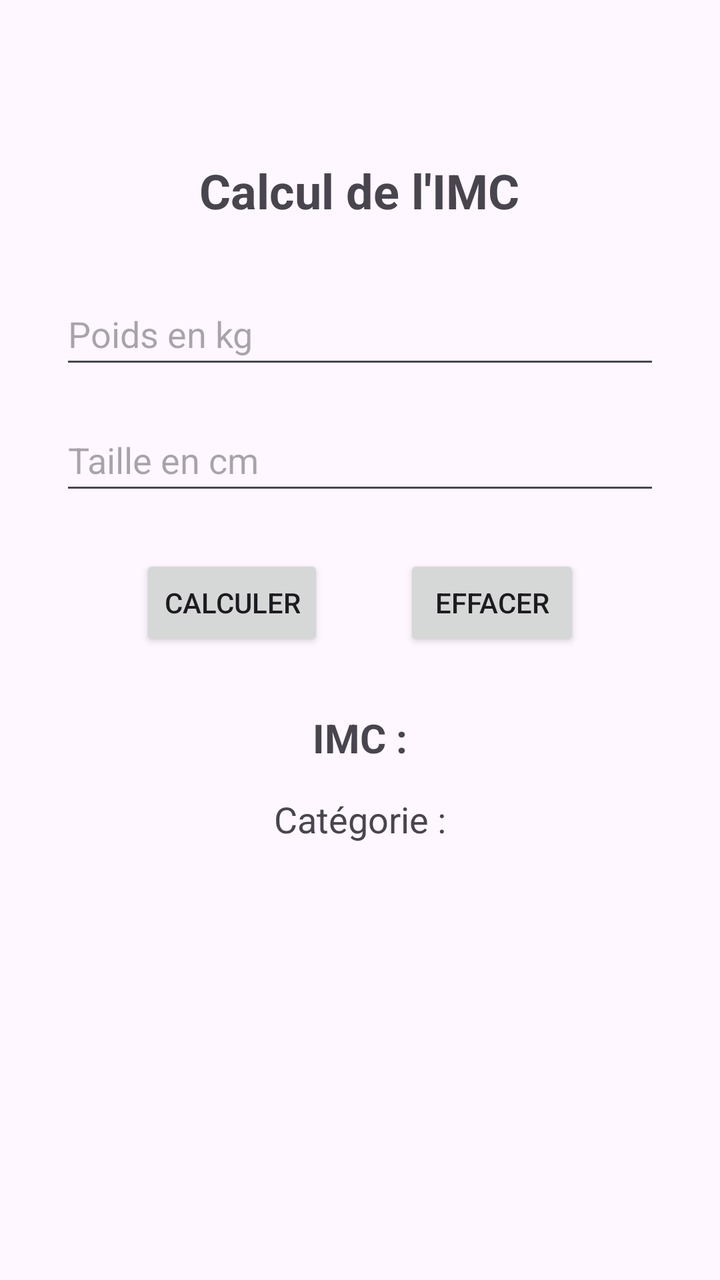
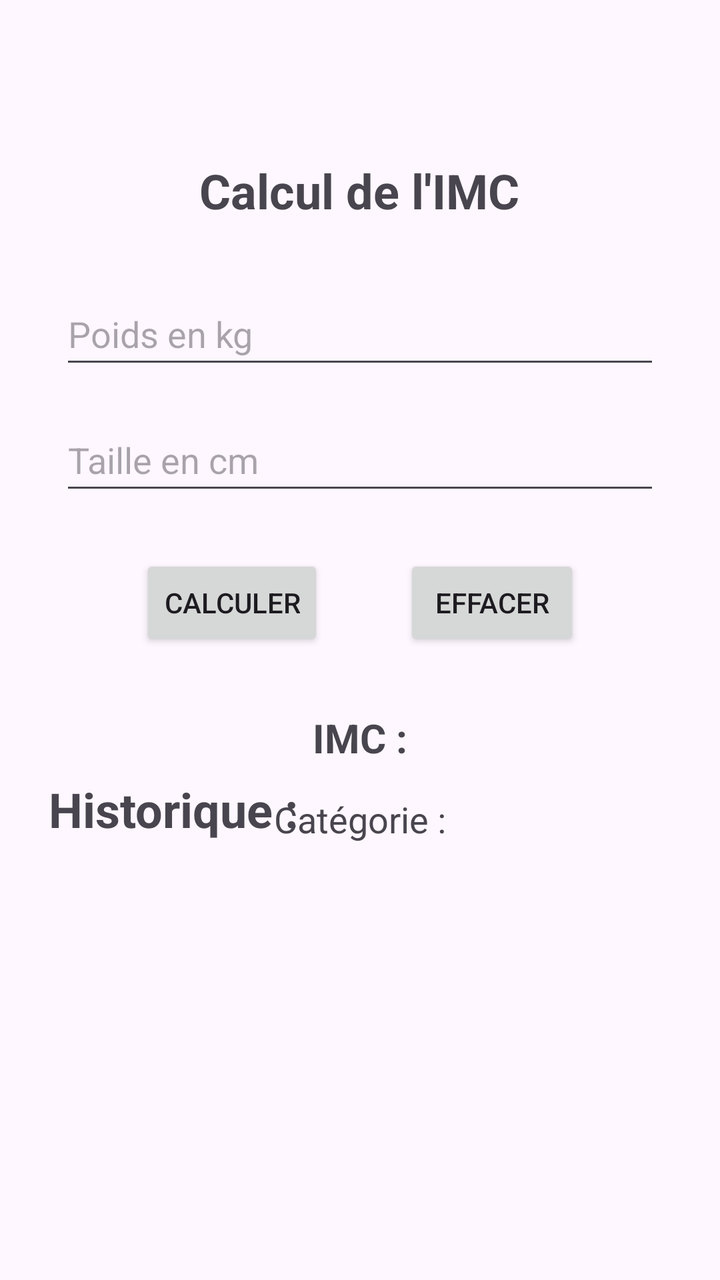

Compare the two renders of this Android layout. The source of the first and the diff that turns it into the second are given below.
<!-- AndroidManifest.xml: application theme Theme.CalculIMC -->
<!-- res/layout/activity_main.xml -->
<?xml version="1.0" encoding="utf-8"?>
<androidx.constraintlayout.widget.ConstraintLayout xmlns:android="http://schemas.android.com/apk/res/android"
    xmlns:app="http://schemas.android.com/apk/res-auto"
    xmlns:tools="http://schemas.android.com/tools"
    android:id="@+id/main"
    android:layout_width="match_parent"
    android:layout_height="match_parent"
    tools:context=".MainActivity">

    <TextView
        android:id="@+id/textViewTitre"
        android:layout_width="wrap_content"
        android:layout_height="wrap_content"
        android:text="@string/titre"
        android:textSize="24sp"
        android:textStyle="bold"
        app:layout_constraintBottom_toBottomOf="parent"
        app:layout_constraintEnd_toEndOf="parent"
        app:layout_constraintHorizontal_bias="0.498"
        app:layout_constraintStart_toStartOf="parent"
        app:layout_constraintTop_toTopOf="parent"
        app:layout_constraintVertical_bias="0.13" />

    <EditText
        android:id="@+id/editTextPoids"
        android:layout_width="0dp"
        android:layout_height="48dp"
        app:layout_constraintStart_toStartOf="parent"
        app:layout_constraintEnd_toEndOf="parent"
        android:hint="@string/poids_hint"
        android:inputType="numberDecimal"
        app:layout_constraintTop_toBottomOf="@id/textViewTitre"
        android:layout_marginStart="30dp"
        android:layout_marginEnd="30dp"
        android:layout_marginTop="30dp"/>

    <EditText
        android:id="@+id/editTextTaille"
        android:layout_width="0dp"
        android:layout_height="48dp"
        android:hint="@string/taille_hint"
        android:inputType="numberDecimal"
        app:layout_constraintTop_toBottomOf="@id/editTextPoids"
        app:layout_constraintStart_toStartOf="parent"
        app:layout_constraintEnd_toEndOf="parent"
        android:layout_marginStart="30dp"
        android:layout_marginEnd="30dp"
        android:layout_marginTop="15dp" />

    <Button
        android:id="@+id/buttonCalculer"
        android:layout_width="wrap_content"
        android:layout_height="wrap_content"
        android:text="@string/calculer"
        app:layout_constraintTop_toBottomOf="@id/editTextTaille"
        app:layout_constraintStart_toStartOf="parent"
        android:layout_marginTop="25dp"
        android:layout_marginStart="70dp" />

    <Button
        android:id="@+id/buttonEffacer"
        android:layout_width="wrap_content"
        android:layout_height="wrap_content"
        android:text="@string/effacer"
        app:layout_constraintTop_toBottomOf="@id/editTextTaille"
        app:layout_constraintEnd_toEndOf="parent"
        android:layout_marginTop="25dp"
        android:layout_marginEnd="70dp" />

    <TextView
        android:id="@+id/textViewImc"
        android:layout_width="wrap_content"
        android:layout_height="wrap_content"
        android:text="@string/imc"
        android:textSize="20sp"
        android:textStyle="bold"
        app:layout_constraintTop_toBottomOf="@id/buttonCalculer"
        app:layout_constraintStart_toStartOf="parent"
        app:layout_constraintEnd_toEndOf="parent"
        android:layout_marginTop="30dp" />

    <TextView
        android:id="@+id/textViewCategorie"
        android:layout_width="wrap_content"
        android:layout_height="wrap_content"
        android:text="@string/categorie"
        android:textSize="18sp"
        app:layout_constraintTop_toBottomOf="@id/textViewImc"
        app:layout_constraintStart_toStartOf="parent"
        app:layout_constraintEnd_toEndOf="parent"
        android:layout_marginTop="15dp" />

</androidx.constraintlayout.widget.ConstraintLayout>
<!-- resources referenced by this layout -->
<resources>
  <string name="calculer">Calculer</string>
  <string name="categorie">Catégorie :</string>
  <string name="effacer">Effacer</string>
  <string name="imc">IMC :</string>
  <string name="poids_hint">Poids en kg</string>
  <string name="taille_hint">Taille en cm</string>
  <string name="titre">Calcul de l\'IMC</string>
  <style name="Theme.CalculIMC" parent="Base.Theme.CalculIMC" />
  <style name="Base.Theme.CalculIMC" parent="Theme.Material3.DayNight.NoActionBar">
          
          
      </style>
</resources>

<!-- the commit's change to res/layout/activity_main.xml (unified diff, before → after) -->
@@ -90,4 +90,33 @@
         app:layout_constraintEnd_toEndOf="parent"
         android:layout_marginTop="15dp" />
 
+    <TextView
+        android:layout_width="wrap_content"
+        android:layout_height="wrap_content"
+        android:text="Historique :"
+        android:textSize="24sp"
+        android:textStyle="bold"
+        app:layout_constraintBottom_toBottomOf="parent"
+        app:layout_constraintEnd_toEndOf="parent"
+        app:layout_constraintHorizontal_bias="0.104"
+        app:layout_constraintStart_toStartOf="parent"
+        app:layout_constraintTop_toTopOf="parent"
+        app:layout_constraintVertical_bias="0.639" />
+
+    <TextView
+        android:id="@+id/historiqueTextView"
+        android:layout_width="0dp"
+        android:layout_height="wrap_content"
+        android:layout_marginStart="30dp"
+        android:layout_marginTop="104dp"
+        android:layout_marginEnd="30dp"
+        android:text=""
+        android:textSize="18sp"
+        android:textStyle="bold"
+        app:layout_constraintEnd_toEndOf="parent"
+        app:layout_constraintHorizontal_bias="0.0"
+        app:layout_constraintStart_toStartOf="parent"
+        app:layout_constraintTop_toBottomOf="@id/textViewCategorie" />
+
+
 </androidx.constraintlayout.widget.ConstraintLayout>
